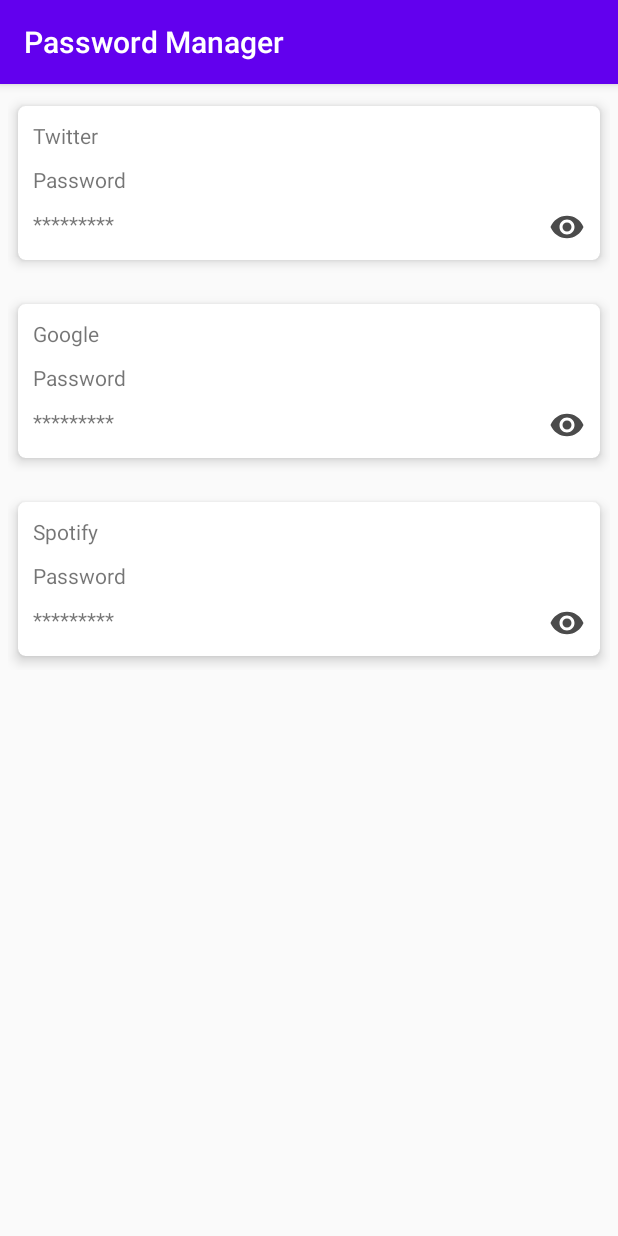
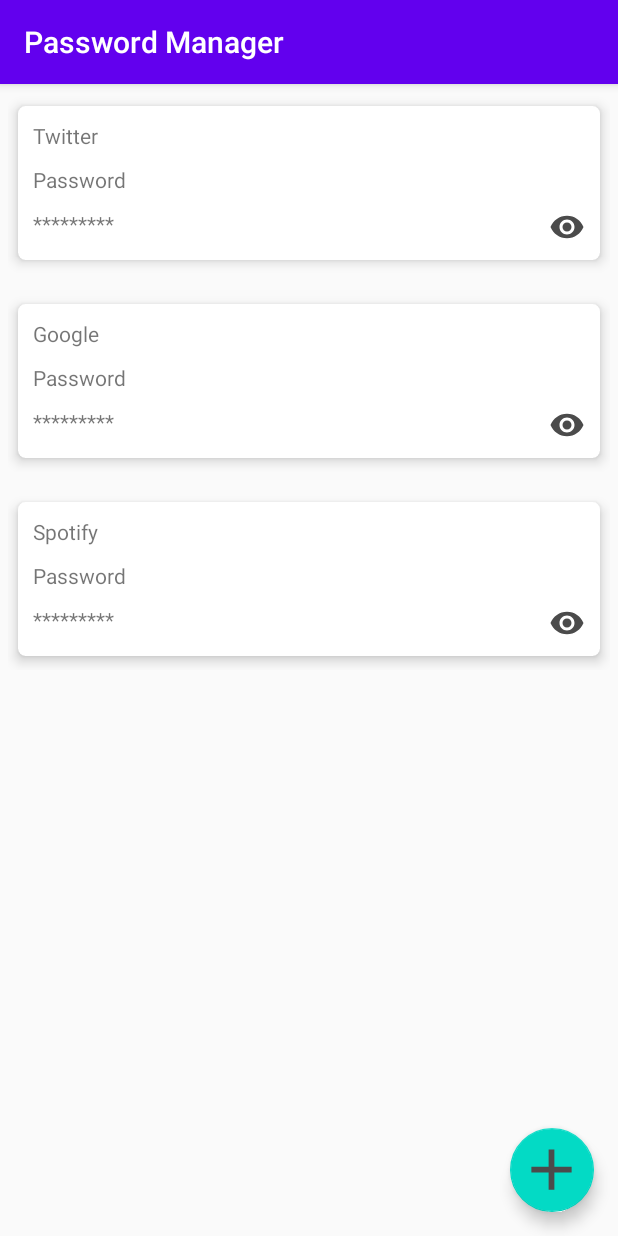
Before and after one commit to aliosmanoktar/PasswordManager, an Android app: the screen it shows after launch (PasswordListActivity), on a phone screen of 412 x 824 dp. Run offline under Robolectric (Android 15) with nearby library versions, the phone set to English and light mode, and no system bars.

Commit message:
Added fab

```diff
--- a/app/build.gradle
+++ b/app/build.gradle
@@ -40,6 +40,7 @@ dependencies {
     implementation "androidx.recyclerview:recyclerview:1.1.0"
     implementation 'com.google.firebase:firebase-firestore-ktx:21.4.3'
     implementation 'com.google.firebase:firebase-analytics:17.2.2'
+    implementation 'com.google.android.material:material:1.0.0'
     testImplementation 'junit:junit:4.12'
     androidTestImplementation 'androidx.test.ext:junit:1.1.1'
     androidTestImplementation 'androidx.test.espresso:espresso-core:3.2.0'
--- /dev/null
+++ b/app/src/main/res/drawable/ic_add.xml
@@ -0,0 +1,16 @@
+<!--
+  ~ Ali Osman OKTAR
+  ~ Aliosmanoktar@gmail.com
+  ~ Copyright (c) 2020.
+  -->
+
+<vector xmlns:android="http://schemas.android.com/apk/res/android"
+    android:width="120dp"
+    android:height="120dp"
+    android:tint="#4B4B4B"
+    android:viewportWidth="24"
+    android:viewportHeight="24">
+    <path
+        android:fillColor="@android:color/white"
+        android:pathData="M19,13h-6v6h-2v-6H5v-2h6V5h2v6h6v2z" />
+</vector>
--- a/app/src/main/res/layout/activity_password_list.xml
+++ b/app/src/main/res/layout/activity_password_list.xml
@@ -1,4 +1,10 @@
 <?xml version="1.0" encoding="utf-8"?>
+<!--
+  ~ Ali Osman OKTAR
+  ~ Aliosmanoktar@gmail.com
+  ~ Copyright (c) 2020.
+  -->
+
 <RelativeLayout xmlns:android="http://schemas.android.com/apk/res/android"
     xmlns:app="http://schemas.android.com/apk/res-auto"
     xmlns:tools="http://schemas.android.com/tools"
@@ -11,4 +17,14 @@
         android:layout_width="match_parent"
         android:layout_height="match_parent"
         app:layoutManager="androidx.recyclerview.widget.LinearLayoutManager" />
+
+    <com.google.android.material.floatingactionbutton.FloatingActionButton
+        android:id="@+id/fab"
+        android:layout_width="wrap_content"
+        android:layout_height="wrap_content"
+        android:layout_alignParentRight="true"
+        android:layout_alignParentBottom="true"
+        android:layout_margin="16dp"
+        android:src="@drawable/ic_add"
+        app:maxImageSize="46dp" />
 </RelativeLayout>
```
